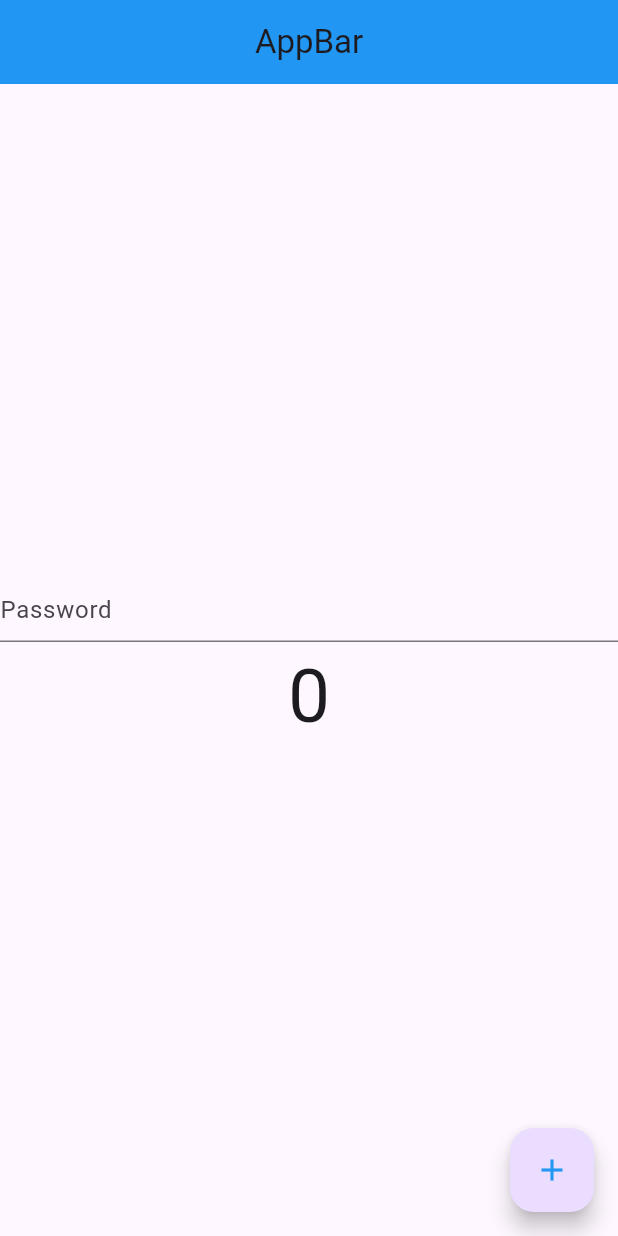
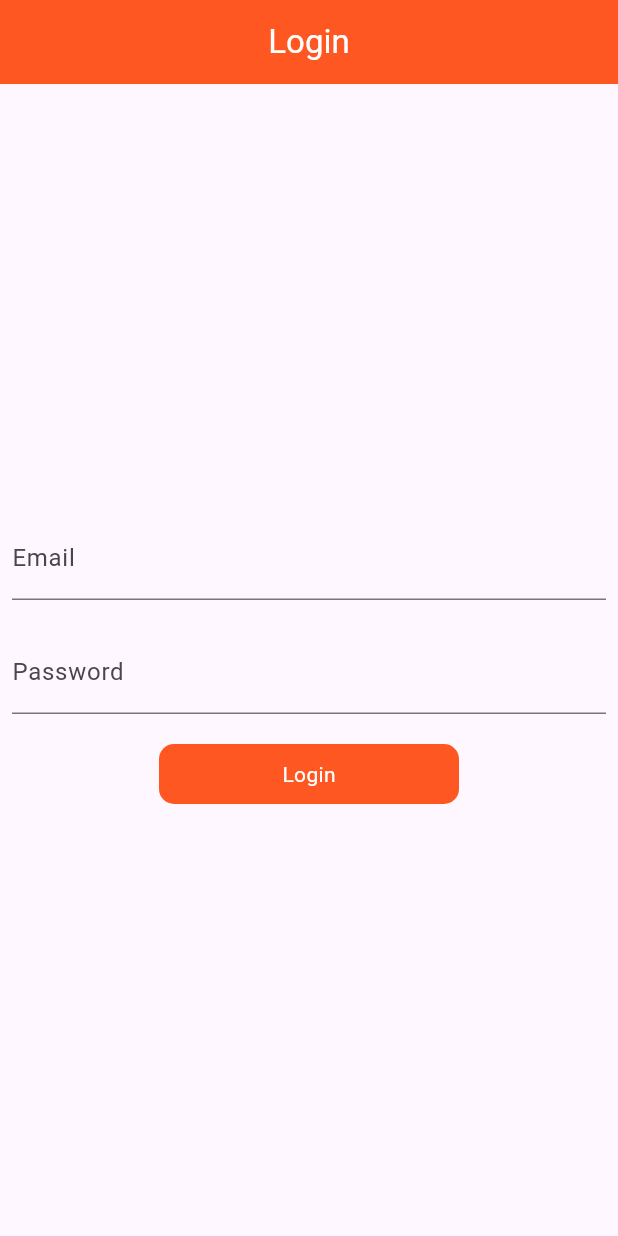
Before and after one commit to absoft-solution/provider_practice, a Flutter app: the screen it shows after launch, on a phone screen of 412 x 824 dp. Run offline on Flutter 3.47's test engine with Material 3 defaults, Android fonts, the light colour scheme and no system bars.

Commit message:
Interegrated Post API with Login Screen

```diff
--- a/lib/main.dart
+++ b/lib/main.dart
@@ -1,9 +1,11 @@
 import 'package:flutter/material.dart';
 import 'package:provider/provider.dart';
+import 'package:provider_practice/provider/auth_provider.dart';
 import 'package:provider_practice/provider/count_provider.dart'; // Assuming you have these providers
 import 'package:provider_practice/provider/example_one_provider.dart';
 import 'package:provider_practice/provider/fav_provider.dart';
 import 'package:provider_practice/provider/theme_provider.dart';
+import 'package:provider_practice/screen/login_screen.dart';
 
 import 'package:provider_practice/screen/value_notify_listner.dart';
 
@@ -22,6 +24,7 @@
         ChangeNotifierProvider(create: (_) => ExampleOneProvider()),
         ChangeNotifierProvider(create: (_) => FavProvider()),
         ChangeNotifierProvider(create: (_) => ThemeProvider()),
+        ChangeNotifierProvider(create: (_) => AuthProvider()),
       ],
       child: Builder(builder: (BuildContext context) {
         final themeChanger = Provider.of<ThemeProvider>(context);
@@ -37,7 +40,7 @@
             brightness: Brightness.dark,
             primarySwatch: Colors.blue,
           ),
-          home: NotifyListenerScreen(),
+          home: LoginScreen(),
         );
       }),
     );
--- /dev/null
+++ b/lib/provider/auth_provider.dart
@@ -0,0 +1,34 @@
+import 'package:flutter/foundation.dart';
+import 'package:http/http.dart';
+
+class AuthProvider with ChangeNotifier {
+  bool _loading = false;
+  bool get loading => _loading;
+
+  void setLoading(value) {
+    _loading = value;
+    notifyListeners();
+  }
+
+  void login(String email, String password) async {
+    setLoading(true);
+    try {
+      Response response =
+          await post(Uri.parse('https://reqres.in/api/login'), body: {
+        'email': email,
+        'password': password,
+      });
+
+      if (response.statusCode == 200) {
+        print("Successful");
+        setLoading(false);
+      } else {
+        print("Failed");
+        setLoading(false);
+      }
+    } catch (e) {
+      print(e.toString());
+      setLoading(false);
+    }
+  }
+}
--- /dev/null
+++ b/lib/screen/login_screen.dart
@@ -0,0 +1,79 @@
+import 'package:flutter/material.dart';
+import 'package:provider/provider.dart';
+import 'package:provider_practice/provider/auth_provider.dart';
+
+class LoginScreen extends StatefulWidget {
+  const LoginScreen({super.key});
+
+  @override
+  State<LoginScreen> createState() => _LoginScreenState();
+}
+
+class _LoginScreenState extends State<LoginScreen> {
+  TextEditingController emailController = TextEditingController();
+  TextEditingController passwordController = TextEditingController();
+
+  @override
+  Widget build(BuildContext context) {
+    final authProvider = Provider.of<AuthProvider>(context);
+    return Scaffold(
+      appBar: AppBar(
+        title: const Text(
+          "Login",
+          style: TextStyle(color: Colors.white),
+        ),
+        centerTitle: true,
+        backgroundColor: Colors.deepOrange,
+      ),
+      body: Padding(
+        padding: const EdgeInsets.all(8.0),
+        child: Column(
+          mainAxisAlignment: MainAxisAlignment.center,
+          crossAxisAlignment: CrossAxisAlignment.center,
+          children: [
+            TextFormField(
+              controller: emailController,
+              decoration: InputDecoration(labelText: "Email"),
+            ),
+            const SizedBox(
+              height: 20,
+            ),
+            TextFormField(
+              controller: passwordController,
+              obscureText: true,
+              decoration: InputDecoration(
+                labelText: "Password",
+              ),
+            ),
+            const SizedBox(
+              height: 20,
+            ),
+            InkWell(
+              onTap: () {
+                authProvider.login(emailController.text.toString(),
+                    passwordController.text.toString());
+              },
+              child: Container(
+                height: 40,
+                width: 200,
+                decoration: BoxDecoration(
+                  color: Colors.deepOrange,
+                  borderRadius: BorderRadius.circular(10),
+                ),
+                child: Center(
+                    child: authProvider.loading
+                        ? const CircularProgressIndicator(
+                            color: Colors.white,
+                          )
+                        : const Text(
+                            "Login",
+                            style: TextStyle(color: Colors.white),
+                          )),
+              ),
+            ),
+          ],
+        ),
+      ),
+    );
+  }
+}
--- a/pubspec.yaml
+++ b/pubspec.yaml
@@ -36,6 +36,8 @@
   # Use with the CupertinoIcons class for iOS style icons.
   cupertino_icons: ^1.0.6
   provider: ^6.1.2
+  http: ^1.2.1
+
 
 dev_dependencies:
   flutter_test:
```
Also changed, not shown: pubspec.lock.
